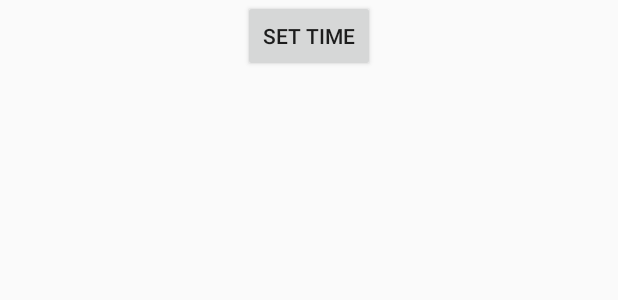
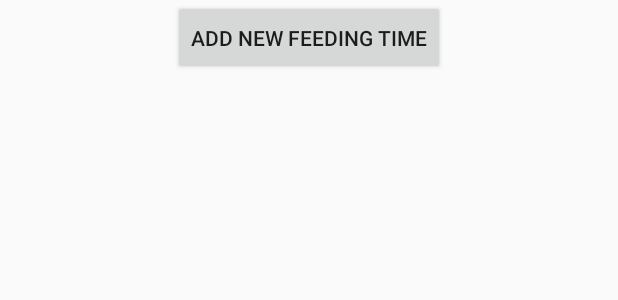
Before and after one commit to DoraNemet/MewPurr, an Android app: the layout alarm_fragment.xml on its own in the app's theme, with its tools: preview values and no code run, on a phone screen of 412 x 824 dp. Shown: the top 300 px of the screen. Run offline under Robolectric (Android 15) with nearby library versions, the phone set to English and light mode, and no system bars.

Commit message:
Text changes

```diff
--- a/app/src/main/res/layout/alarm_fragment.xml
+++ b/app/src/main/res/layout/alarm_fragment.xml
@@ -10,7 +10,7 @@
     <Button
         android:id="@+id/set_time"
         android:layout_width="wrap_content"
-        android:layout_height="wrap_content"
+        android:layout_height="50dp"
         android:layout_gravity="center"
         android:text="@string/set_time" />
 
--- a/app/src/main/res/values/strings.xml
+++ b/app/src/main/res/values/strings.xml
@@ -1,5 +1,5 @@
 <resources>
     <string name="app_name">MewPurr</string>
     <string name="feed_me">feed me!</string>
-    <string name="set_time">set time</string>
+    <string name="set_time">add new feeding time</string>
 </resources>
```
